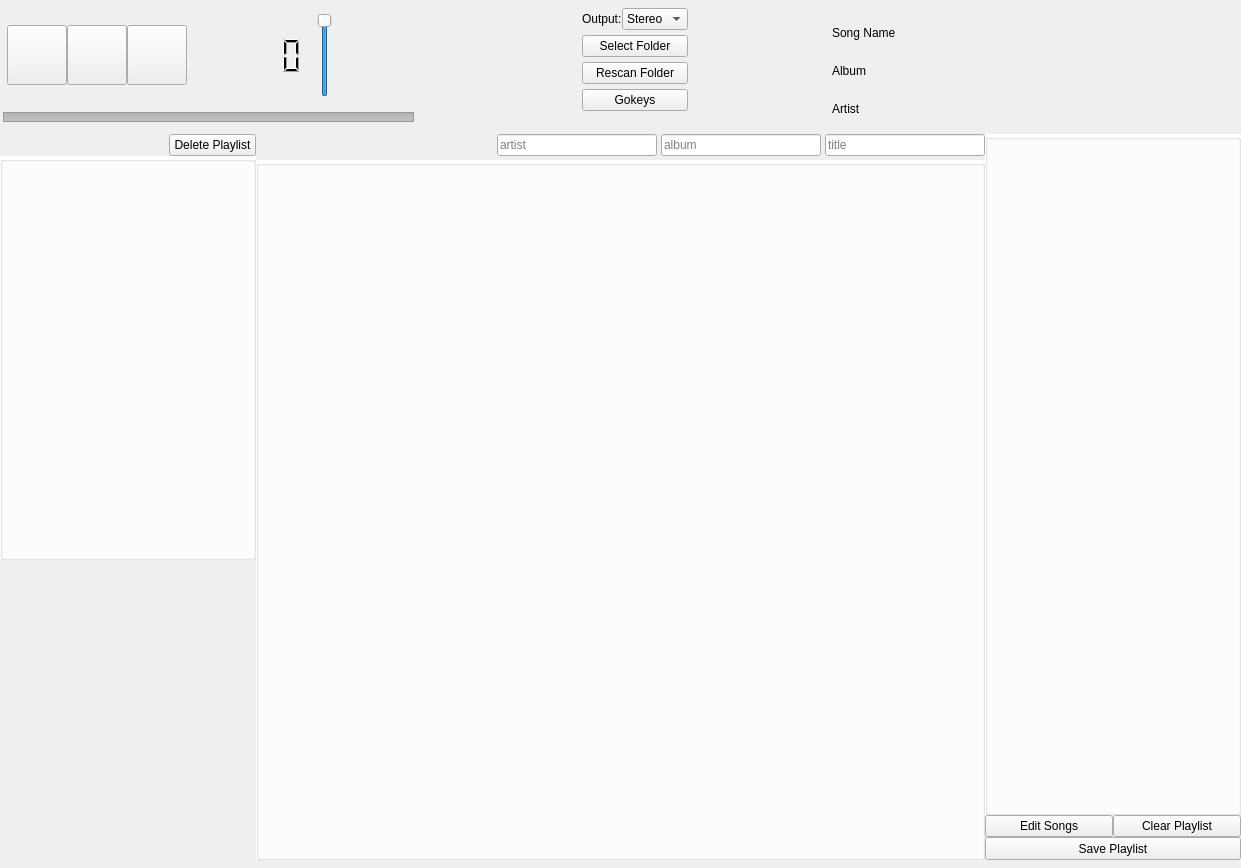
Qt form main.ui (fabiomdiniz/Frey) before a commit.
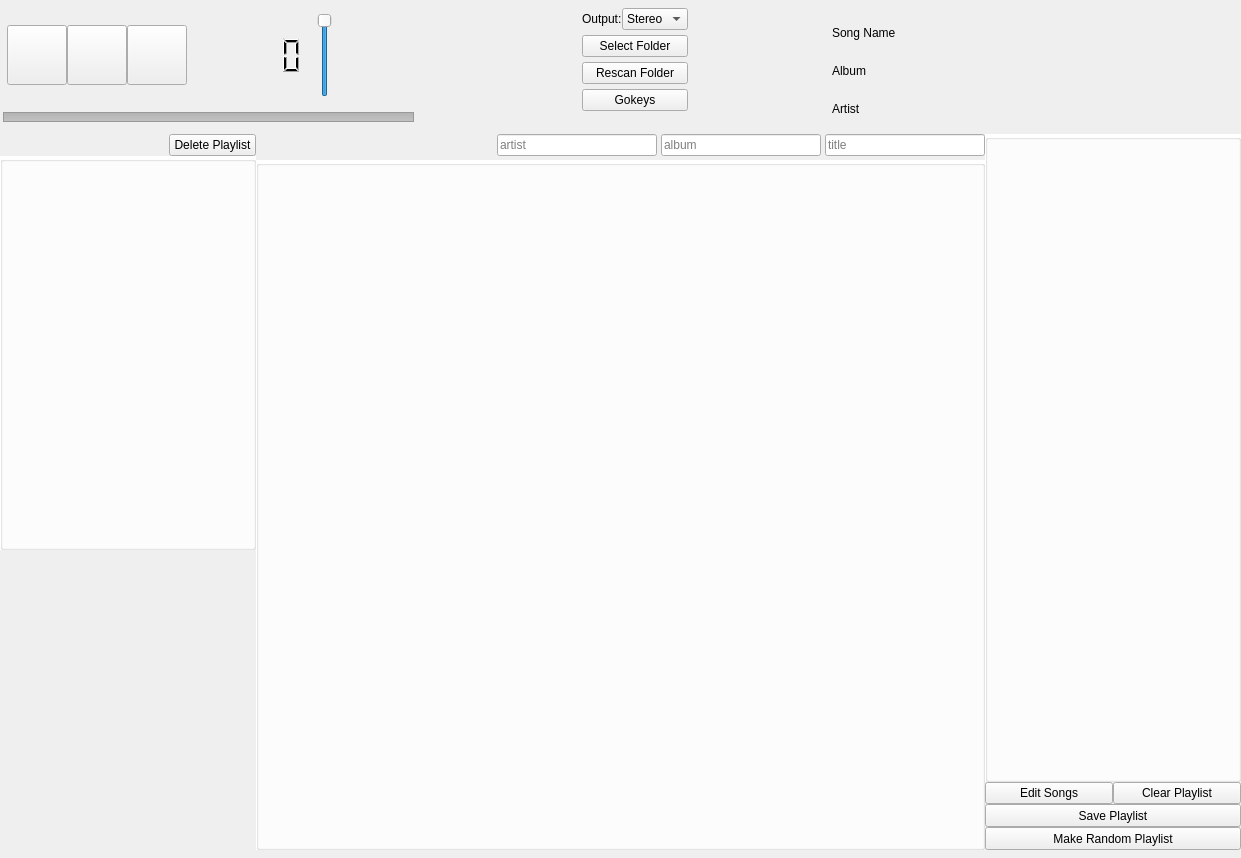
The same form after that commit. Icons and pictures are not drawn.

Commit message: better progressbar update and random playlist funcionality

```diff
--- a/main.ui
+++ b/main.ui
@@ -7,7 +7,7 @@
     <x>0</x>
     <y>0</y>
     <width>1241</width>
-    <height>868</height>
+    <height>858</height>
    </rect>
   </property>
   <property name="windowTitle">
@@ -1129,6 +1129,31 @@
               </property>
              </widget>
             </item>
+            <item>
+             <widget class="QPushButton" name="random_playlist">
+              <property name="sizePolicy">
+               <sizepolicy hsizetype="Fixed" vsizetype="Fixed">
+                <horstretch>0</horstretch>
+                <verstretch>0</verstretch>
+               </sizepolicy>
+              </property>
+              <property name="minimumSize">
+               <size>
+                <width>0</width>
+                <height>23</height>
+               </size>
+              </property>
+              <property name="maximumSize">
+               <size>
+                <width>256</width>
+                <height>23</height>
+               </size>
+              </property>
+              <property name="text">
+               <string>Make Random Playlist</string>
+              </property>
+             </widget>
+            </item>
            </layout>
           </item>
          </layout>
```
The commit also changes 4 other files.
